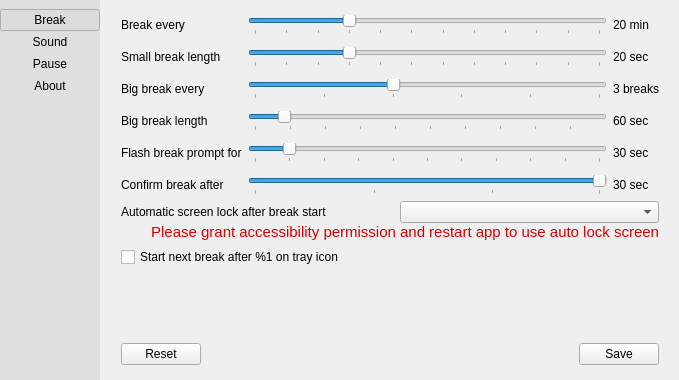
Qt form src/pref-window.ui (AllanChain/sane-break) before a commit.
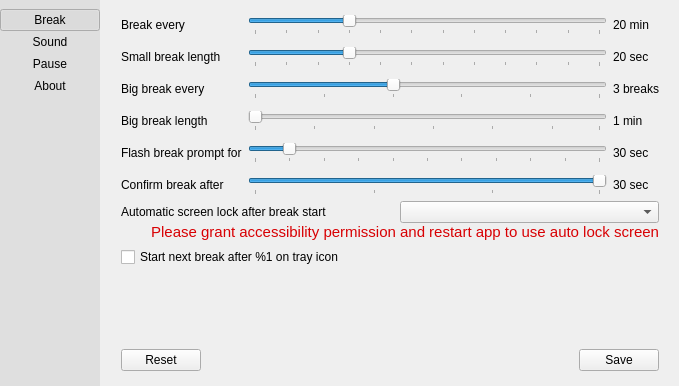
The same form after that commit. Icons and pictures are not drawn. Custom widgets are drawn as their Qt base class.

Commit message:
use minute for bigBreakFor slider
Fixes #28

The edit to the form file:
```diff
--- a/src/pref-window.ui
+++ b/src/pref-window.ui
@@ -7,7 +7,7 @@
     <x>0</x>
     <y>0</y>
     <width>679</width>
-    <height>380</height>
+    <height>386</height>
    </rect>
   </property>
   <property name="windowTitle">
@@ -322,19 +322,19 @@
            <item row="3" column="1">
             <widget class="SteppedSlider" name="bigBreakForSlider">
              <property name="minimum">
-              <number>10</number>
+              <number>1</number>
              </property>
              <property name="maximum">
-              <number>600</number>
+              <number>30</number>
              </property>
              <property name="singleStep">
               <number>10</number>
              </property>
              <property name="pageStep">
-              <number>60</number>
+              <number>1</number>
              </property>
              <property name="value">
-              <number>60</number>
+              <number>1</number>
              </property>
              <property name="orientation">
               <enum>Qt::Orientation::Horizontal</enum>
@@ -343,7 +343,7 @@
               <enum>QSlider::TickPosition::TicksBelow</enum>
              </property>
              <property name="tickInterval">
-              <number>60</number>
+              <number>5</number>
              </property>
             </widget>
            </item>
@@ -389,7 +389,7 @@
            <item row="3" column="2">
             <widget class="QLabel" name="bigBreakForLabel">
              <property name="text">
-              <string>60 sec</string>
+              <string>1 min</string>
              </property>
             </widget>
            </item>
```
Left out of the diff: 4 changed lines with no effect on the pictures. The commit also changes 1 other file.
